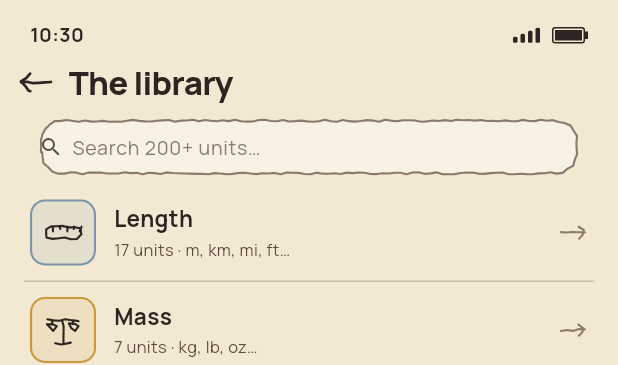
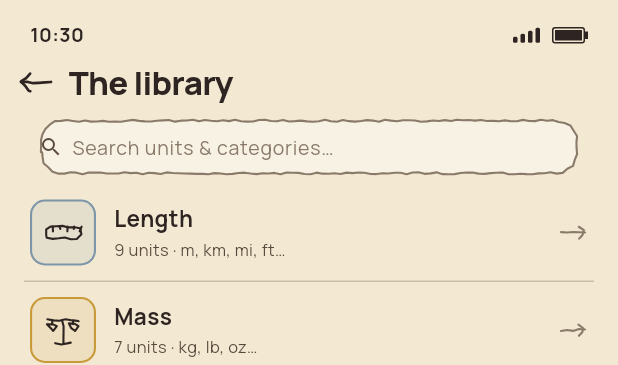
Before and after one commit to Sheokand-Amandeep/smidge, a Flutter app: the ScrLibrary widget shown alone on an empty page, opened directly with empty values, on a phone screen of 412 x 824 dp. Shown: the top 365 px of the screen. Run offline on Flutter 3.47's test engine with Material 3 defaults, Android fonts, the phone set to English and light mode, and no system bars; our stand-ins replace google_fonts, shared_preferences; accounts and stored records are empty.

Commit message:
Fix Library copy: correct Length unit count and search hint
Length showed "17 units" but the category defines 9; corrected to 9.
Replaced the inflated "Search 200+ units…" hint with an accurate,
non-numeric "Search units & categories…".

Fixes #6
Fixes #13

Co-Authored-By: Claude Opus 4.7 <noreply@anthropic.com>

```diff
--- a/flutter_app/lib/screens/library.dart
+++ b/flutter_app/lib/screens/library.dart
@@ -20,7 +20,7 @@ class _ScrLibraryState extends State<ScrLibrary> {
   String _search = '';
 
   static const _cats = [
-    ['length', DoodleKind.ruler, C.sky, '17 units · m, km, mi, ft…'],
+    ['length', DoodleKind.ruler, C.sky, '9 units · m, km, mi, ft…'],
     ['mass', DoodleKind.scale, C.mustard, '7 units · kg, lb, oz…'],
     ['volume', DoodleKind.beaker, C.sage, '11 units · L, cup, gal…'],
     ['temperature', DoodleKind.therm, C.terra, '4 scales · °C, °F, K, °R'],
@@ -97,7 +97,7 @@ class _ScrLibraryState extends State<ScrLibrary> {
                       decoration: const InputDecoration(
                         isCollapsed: true,
                         border: InputBorder.none,
-                        hintText: 'Search 200+ units…',
+                        hintText: 'Search units & categories…',
                         hintStyle: TextStyle(fontSize: 13, color: C.inkFaint),
                       ),
                       style: const TextStyle(fontSize: 13, color: C.ink),
```
